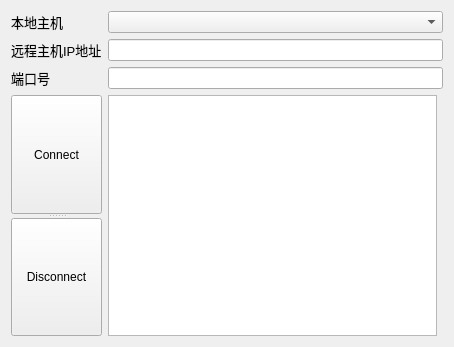
Qt form socketwidget.ui (yao-bo/SLMP) before a commit.
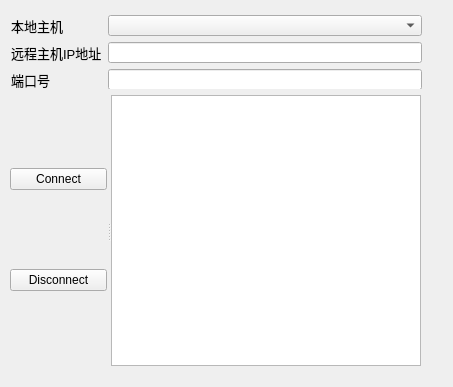
The same form after that commit.

Diff of the .ui file:
```diff
--- a/socketwidget.ui
+++ b/socketwidget.ui
@@ -6,43 +6,28 @@
    <rect>
     <x>0</x>
     <y>0</y>
-    <width>454</width>
-    <height>347</height>
+    <width>453</width>
+    <height>387</height>
    </rect>
   </property>
   <property name="windowTitle">
    <string>Form</string>
   </property>
+  <widget class="QWidget" name="">
+   <property name="geometry">
+    <rect>
+     <x>11</x>
+     <y>15</y>
+     <width>411</width>
+     <height>74</height>
+    </rect>
+   </property>
   <layout class="QGridLayout" name="gridLayout">
-   <item row="0" column="1" colspan="2">
-    <widget class="QComboBox" name="comboBox"/>
-   </item>
-   <item row="2" column="1" colspan="2">
+    <item row="3" column="1">
     <widget class="QLineEdit" name="lineEdit_Port"/>
    </item>
-   <item row="2" column="0">
-    <widget class="QLabel" name="label_2">
-     <property name="font">
-      <font>
-       <pointsize>10</pointsize>
-      </font>
-     </property>
-     <property name="text">
-      <string>端口号</string>
-     </property>
-    </widget>
-   </item>
-   <item row="0" column="0">
-    <widget class="QLabel" name="label_3">
-     <property name="font">
-      <font>
-       <pointsize>10</pointsize>
-      </font>
-     </property>
-     <property name="text">
-      <string>本地主机</string>
-     </property>
-    </widget>
+    <item row="1" column="1">
+     <widget class="QLineEdit" name="lineEdit_IP"/>
    </item>
    <item row="1" column="0">
     <widget class="QLabel" name="label">
@@ -56,30 +41,67 @@
      </property>
     </widget>
    </item>
-   <item row="1" column="1" colspan="2">
-    <widget class="QLineEdit" name="lineEdit_IP"/>
+    <item row="0" column="0">
+     <widget class="QLabel" name="label_3">
+      <property name="font">
+       <font>
+        <pointsize>10</pointsize>
+       </font>
+      </property>
+      <property name="text">
+       <string>本地主机</string>
+      </property>
+     </widget>
+    </item>
+    <item row="0" column="1">
+     <widget class="QComboBox" name="comboBox"/>
    </item>
    <item row="3" column="0">
+     <widget class="QLabel" name="label_2">
+      <property name="font">
+       <font>
+        <pointsize>10</pointsize>
+       </font>
+      </property>
+      <property name="text">
+       <string>端口号</string>
+      </property>
+     </widget>
+    </item>
+   </layout>
+  </widget>
     <widget class="QSplitter" name="splitter">
+   <property name="geometry">
+    <rect>
+     <x>10</x>
+     <y>95</y>
+     <width>411</width>
+     <height>271</height>
+    </rect>
+   </property>
      <property name="orientation">
-      <enum>Qt::Vertical</enum>
-     </property>
+    <enum>Qt::Horizontal</enum>
+   </property>
+   <widget class="QWidget" name="">
+    <layout class="QVBoxLayout" name="verticalLayout">
+     <item>
      <widget class="QPushButton" name="Connect">
       <property name="text">
        <string>Connect</string>
       </property>
      </widget>
+     </item>
+     <item>
      <widget class="QPushButton" name="Disconnect">
       <property name="text">
        <string>Disconnect</string>
       </property>
      </widget>
-    </widget>
-   </item>
-   <item row="3" column="1">
+     </item>
+    </layout>
+   </widget>
     <widget class="QTextBrowser" name="textBrowser_ReceiveText"/>
-   </item>
-  </layout>
+  </widget>
  </widget>
  <resources/>
  <connections/>
```
Lines whose indentation alone changed are shown as unchanged.
